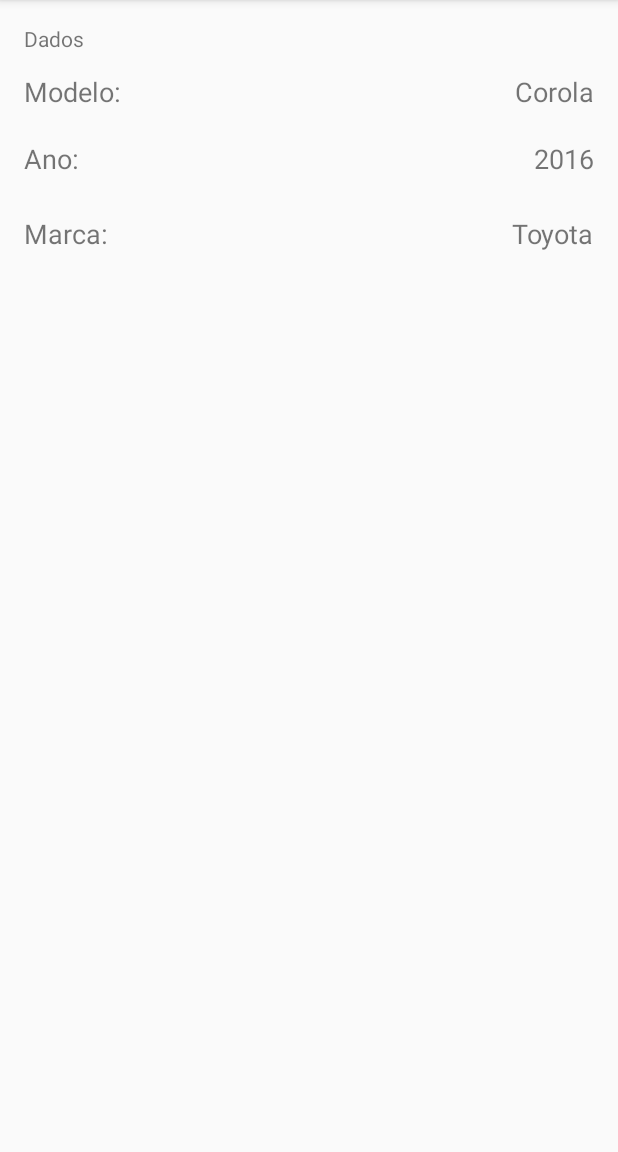
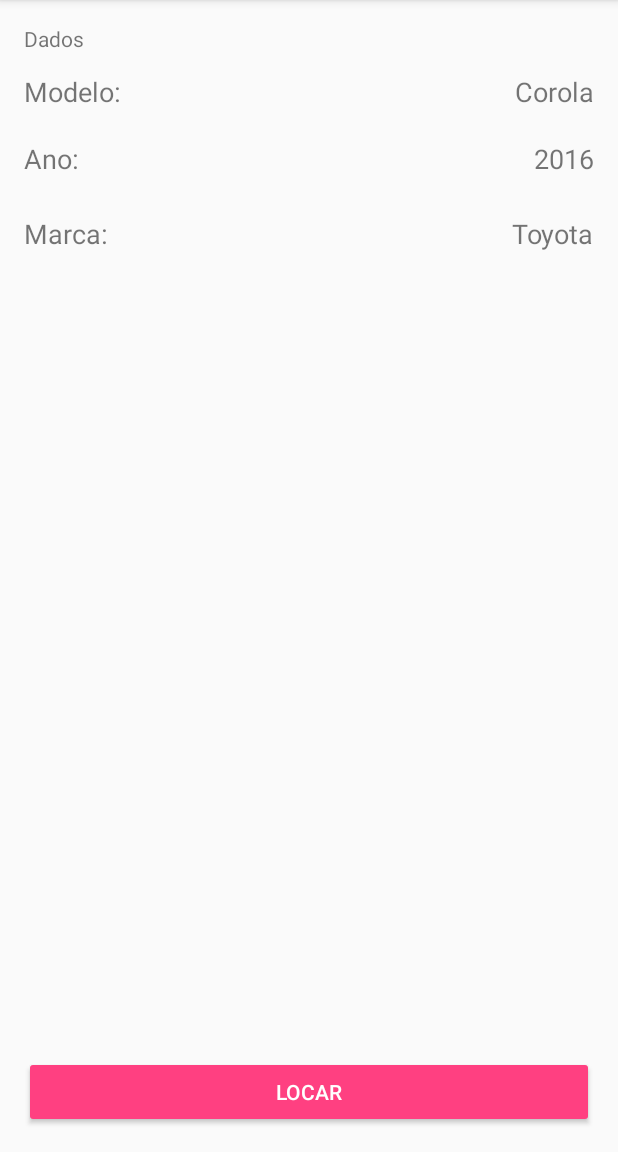
Before and after one commit to gonuvem/GoRent, an Android app: the CarDetail screen opened directly, with no data from a screen before it, on a phone screen of 412 x 824 dp, the part 84-1236 px from its top. Run offline under Robolectric (Android 15) with nearby library versions, the phone set to English and light mode, and no system bars; 4 statements that could not run were skipped.

Commit message:
Tela Cardetail atualizada - 2ª Iteração

```diff
--- a/app/src/main/res/layout/activity_car_detail.xml
+++ b/app/src/main/res/layout/activity_car_detail.xml
@@ -83,4 +83,17 @@
         android:layout_alignParentEnd="true"
         android:id="@+id/brand"
         android:textSize="18sp" />
+
+    <Button
+        android:text="Locar"
+        android:layout_width="wrap_content"
+        android:layout_height="wrap_content"
+        android:layout_alignParentBottom="true"
+        android:id="@+id/rent_car"
+        style="@style/Widget.AppCompat.Button.Colored"
+        android:textColorLink="@color/colorPrimary"
+        android:layout_alignParentRight="true"
+        android:layout_alignParentEnd="true"
+        android:layout_alignParentLeft="true"
+        android:layout_alignParentStart="true" />
 </RelativeLayout>
```
